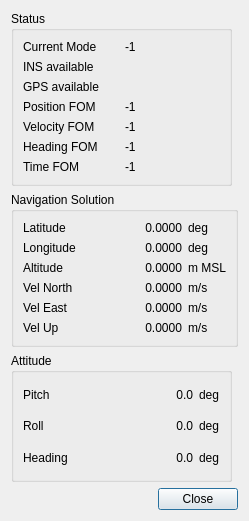
Old version of the form src/hcrgui/HcrGuiCmigitsStatusDialog.ui in the repository NCAR/HCR_instrument.
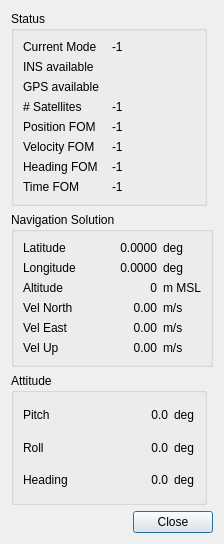
New version of the form. Icons and pictures are not drawn.

Commit message: Add satellite count, in anticipation of it being provided in DrxStatus soon.

Patch:
```diff
--- a/src/hcrgui/HcrGuiCmigitsStatusDialog.ui
+++ b/src/hcrgui/HcrGuiCmigitsStatusDialog.ui
@@ -6,8 +6,8 @@
    <rect>
     <x>0</x>
     <y>0</y>
-    <width>245</width>
-    <height>521</height>
+    <width>220</width>
+    <height>544</height>
    </rect>
   </property>
   <property name="windowTitle">
@@ -81,14 +81,14 @@
       <item row="0" column="1">
        <widget class="QLabel" name="latitudeValue">
         <property name="sizePolicy">
-         <sizepolicy hsizetype="Expanding" vsizetype="Preferred">
+         <sizepolicy hsizetype="MinimumExpanding" vsizetype="Preferred">
           <horstretch>0</horstretch>
           <verstretch>0</verstretch>
          </sizepolicy>
         </property>
         <property name="minimumSize">
          <size>
-          <width>100</width>
+          <width>75</width>
           <height>0</height>
          </size>
         </property>
@@ -116,7 +116,7 @@
       <item row="1" column="1">
        <widget class="QLabel" name="longitudeValue">
         <property name="sizePolicy">
-         <sizepolicy hsizetype="Expanding" vsizetype="Preferred">
+         <sizepolicy hsizetype="MinimumExpanding" vsizetype="Preferred">
           <horstretch>0</horstretch>
           <verstretch>0</verstretch>
          </sizepolicy>
@@ -132,13 +132,13 @@
       <item row="2" column="1">
        <widget class="QLabel" name="altitudeValue">
         <property name="sizePolicy">
-         <sizepolicy hsizetype="Expanding" vsizetype="Preferred">
+         <sizepolicy hsizetype="MinimumExpanding" vsizetype="Preferred">
           <horstretch>0</horstretch>
           <verstretch>0</verstretch>
          </sizepolicy>
         </property>
         <property name="text">
-         <string>0.0000</string>
+         <string>0</string>
         </property>
         <property name="alignment">
          <set>Qt::AlignRight|Qt::AlignTrailing|Qt::AlignVCenter</set>
@@ -148,13 +148,13 @@
       <item row="3" column="1">
        <widget class="QLabel" name="velNorthValue">
         <property name="sizePolicy">
-         <sizepolicy hsizetype="Expanding" vsizetype="Preferred">
+         <sizepolicy hsizetype="MinimumExpanding" vsizetype="Preferred">
           <horstretch>0</horstretch>
           <verstretch>0</verstretch>
          </sizepolicy>
         </property>
         <property name="text">
-         <string>0.0000</string>
+         <string>0.00</string>
         </property>
         <property name="alignment">
          <set>Qt::AlignRight|Qt::AlignTrailing|Qt::AlignVCenter</set>
@@ -164,13 +164,13 @@
       <item row="4" column="1">
        <widget class="QLabel" name="velEastValue">
         <property name="sizePolicy">
-         <sizepolicy hsizetype="Expanding" vsizetype="Preferred">
+         <sizepolicy hsizetype="MinimumExpanding" vsizetype="Preferred">
           <horstretch>0</horstretch>
           <verstretch>0</verstretch>
          </sizepolicy>
         </property>
         <property name="text">
-         <string>0.0000</string>
+         <string>0.00</string>
         </property>
         <property name="alignment">
          <set>Qt::AlignRight|Qt::AlignTrailing|Qt::AlignVCenter</set>
@@ -180,13 +180,13 @@
       <item row="5" column="1">
        <widget class="QLabel" name="velUpValue">
         <property name="sizePolicy">
-         <sizepolicy hsizetype="Expanding" vsizetype="Preferred">
+         <sizepolicy hsizetype="MinimumExpanding" vsizetype="Preferred">
           <horstretch>0</horstretch>
           <verstretch>0</verstretch>
          </sizepolicy>
         </property>
         <property name="text">
-         <string>0.0000</string>
+         <string>0.00</string>
         </property>
         <property name="alignment">
          <set>Qt::AlignRight|Qt::AlignTrailing|Qt::AlignVCenter</set>
@@ -249,7 +249,7 @@
       <string>Status</string>
      </property>
      <layout class="QGridLayout" name="gridLayout_2">
-      <item row="3" column="1">
+      <item row="4" column="1">
        <widget class="QLabel" name="positionFOMValue">
         <property name="sizePolicy">
          <sizepolicy hsizetype="Preferred" vsizetype="Preferred">
@@ -265,7 +265,7 @@
         </property>
        </widget>
       </item>
-      <item row="4" column="1">
+      <item row="5" column="1">
        <widget class="QLabel" name="velocityFOMValue">
         <property name="sizePolicy">
          <sizepolicy hsizetype="Preferred" vsizetype="Preferred">
@@ -281,7 +281,7 @@
         </property>
        </widget>
       </item>
-      <item row="5" column="1">
+      <item row="6" column="1">
        <widget class="QLabel" name="headingFOMValue">
         <property name="sizePolicy">
          <sizepolicy hsizetype="Preferred" vsizetype="Preferred">
@@ -297,7 +297,7 @@
         </property>
        </widget>
       </item>
-      <item row="3" column="0">
+      <item row="4" column="0">
        <widget class="QLabel" name="positionFOMLabel">
         <property name="text">
          <string>Position FOM</string>
@@ -311,14 +311,14 @@
         </property>
        </widget>
       </item>
-      <item row="4" column="0">
+      <item row="5" column="0">
        <widget class="QLabel" name="velocityFOMLabel">
         <property name="text">
          <string>Velocity FOM</string>
         </property>
        </widget>
       </item>
-      <item row="5" column="0">
+      <item row="6" column="0">
        <widget class="QLabel" name="headingFOMLabel">
         <property name="text">
          <string>Heading FOM</string>
@@ -379,7 +379,7 @@
         </property>
        </widget>
       </item>
-      <item row="6" column="0">
+      <item row="7" column="0">
        <widget class="QLabel" name="timeFOMLabel">
         <property name="text">
          <string>Time FOM</string>
@@ -400,7 +400,7 @@
         </property>
        </widget>
       </item>
-      <item row="6" column="1">
+      <item row="7" column="1">
        <widget class="QLabel" name="timeFOMValue">
         <property name="sizePolicy">
          <sizepolicy hsizetype="Preferred" vsizetype="Preferred">
@@ -416,6 +416,20 @@
         </property>
        </widget>
       </item>
+      <item row="3" column="0">
+       <widget class="QLabel" name="satCountLabel">
+        <property name="text">
+         <string># Satellites</string>
+        </property>
+       </widget>
+      </item>
+      <item row="3" column="1">
+       <widget class="QLabel" name="satCountValue">
+        <property name="text">
+         <string>-1</string>
+        </property>
+       </widget>
+      </item>
      </layout>
     </widget>
    </item>
```
